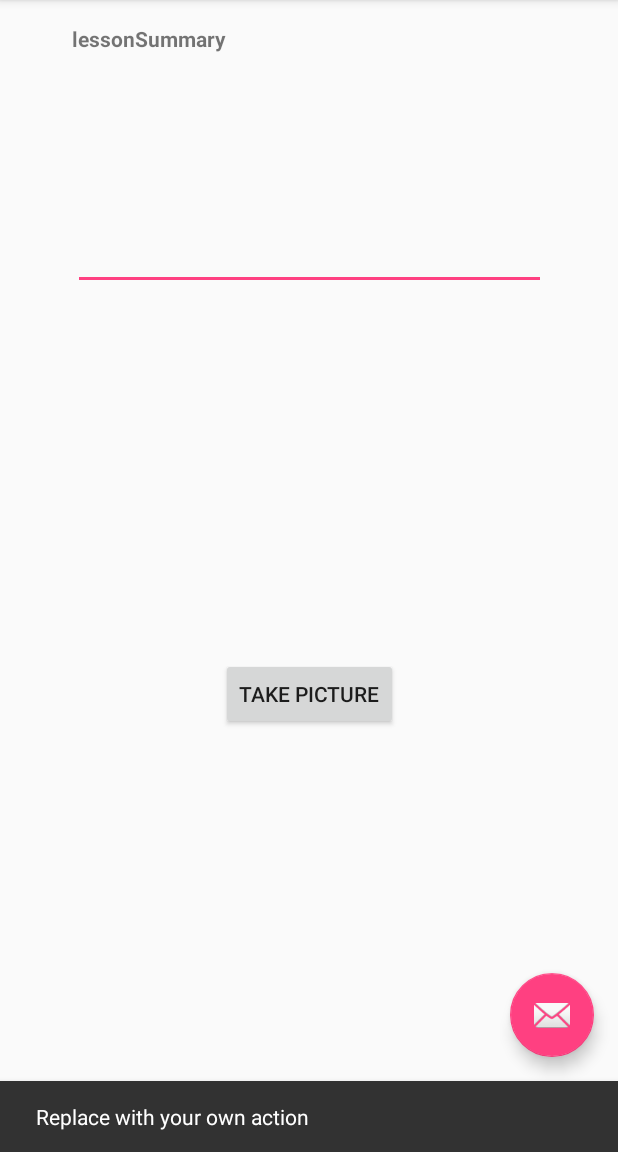
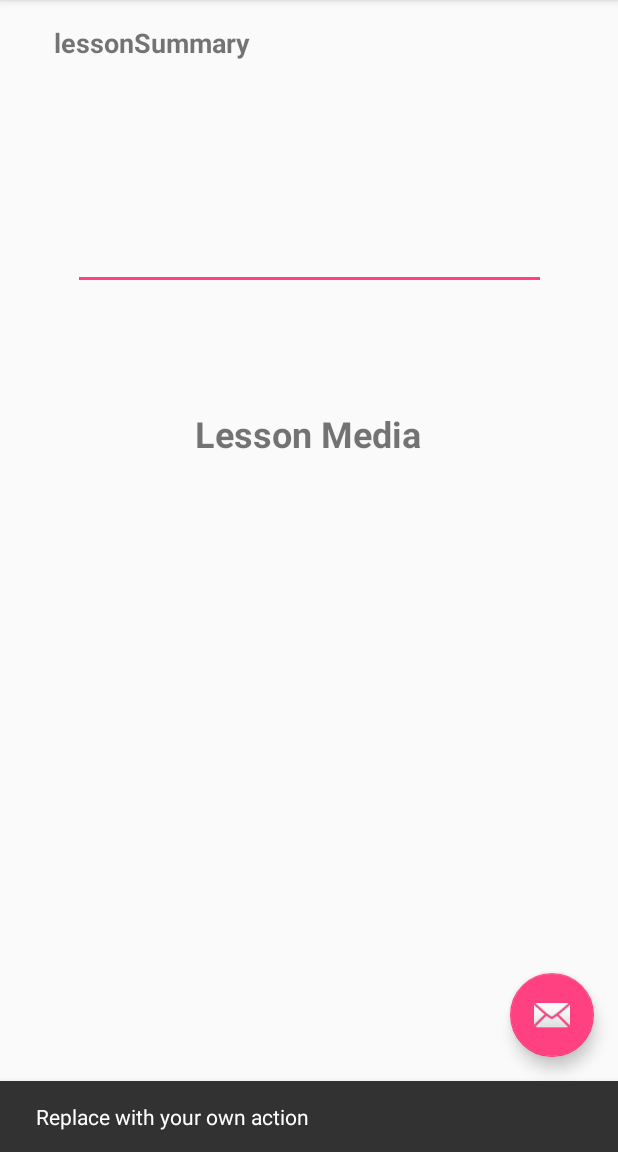
Before and after one commit to alecsmith84/AttendanceApp, an Android app: the MediaActivity screen opened directly, with no data from a screen before it, after a tap on an icon or button, on a phone screen of 412 x 824 dp, the part 84-1236 px from its top. Run offline under Robolectric (Android 15) with nearby library versions, the phone set to English and light mode, and no system bars.

Commit message:
Ok there were several MORE errors. They are all resolved and everything functions the best it can lol.
also some of the UI is cleaned up but man im still trying

```diff
--- a/app/src/main/java/com/example/attendanceapp/MediaActivity.java
+++ b/app/src/main/java/com/example/attendanceapp/MediaActivity.java
@@ -35,7 +35,7 @@ import static android.os.Environment.getExternalStoragePublicDirectory;
 public class MediaActivity extends AppCompatActivity {
 
 
-    Button btnTakePhoto;
+//    Button btnTakePhoto;
     ImageView imageView;
     String pathToFile;
     TextView textbox = null;
@@ -56,8 +56,8 @@ public class MediaActivity extends AppCompatActivity {
         updateCounterValueFromFile();
 
 //        setSupportActionBar(toolbar);
-        btnTakePhoto = findViewById(R.id.btnTakePic);
-//        if (Build.VERSION.SDK_INT >= 23){
+//        btnTakePhoto = findViewById(R.id.btnTakePic);
+//        if (Build.VERSION.SDK_INT >= 23){s
 //            requestPermissions(new String[]{Manifest.permission.CAMERA, Manifest.permission.WRITE_EXTERNAL_STORAGE}, 2);
 //        }
         imageView = findViewById(R.id.imageView);
@@ -75,12 +75,12 @@ public class MediaActivity extends AppCompatActivity {
 
 
         //--In charge of what happens when the button is clicked,----
-        btnTakePhoto.setOnClickListener(new View.OnClickListener() {
-            @Override
-            public void onClick(View v) {
-//                dispatchPictureAction();
-            }
-        });
+//        btnTakePhoto.setOnClickListener(new View.OnClickListener() {
+//            @Override
+//            public void onClick(View v) {
+////                dispatchPictureAction();
+//            }
+//        });
 
     }
 
--- a/app/src/main/java/com/example/attendanceapp/lessonList.java
+++ b/app/src/main/java/com/example/attendanceapp/lessonList.java
@@ -10,6 +10,7 @@ import android.view.View;
 import android.widget.Button;
 import android.widget.HorizontalScrollView;
 import android.widget.LinearLayout;
+import android.widget.TextView;
 
 import java.io.FileNotFoundException;
 import java.io.FileOutputStream;
@@ -40,6 +41,10 @@ public class lessonList extends AppCompatActivity {
         updateCounterFile();
         LayoutInflater inflater = getLayoutInflater();
         View view = inflater.inflate(R.layout.lesson_object, null);
+
+        TextView topText = findViewById(R.id.nothingHereText);
+        topText.setText("");
+
 
         view.setId(lessonCounter);
         final Intent intent = new Intent(this, MediaActivity.class);
--- a/app/src/main/res/layout/content_media.xml
+++ b/app/src/main/res/layout/content_media.xml
@@ -8,33 +8,33 @@
     tools:context=".MediaActivity"
     tools:showIn="@layout/activity_media">
 
-    <Button
-        android:id="@+id/btnTakePic"
-        android:layout_width="wrap_content"
-        android:layout_height="wrap_content"
-        android:layout_marginBottom="8dp"
-        android:layout_marginTop="8dp"
-        android:text="Take Picture"
-        app:layout_constraintBottom_toBottomOf="parent"
-        app:layout_constraintEnd_toEndOf="parent"
-        app:layout_constraintStart_toStartOf="parent"
-        app:layout_constraintTop_toTopOf="parent"
-        app:layout_constraintVertical_bias="0.846" />
+    <!--<Button-->
+    <!--android:id="@+id/btnTakePic"-->
+    <!--android:layout_width="wrap_content"-->
+    <!--android:layout_height="wrap_content"-->
+    <!--android:layout_marginBottom="8dp"-->
+    <!--android:layout_marginTop="8dp"-->
+    <!--android:text="Take Picture"-->
+    <!--app:layout_constraintBottom_toBottomOf="parent"-->
+    <!--app:layout_constraintEnd_toEndOf="parent"-->
+    <!--app:layout_constraintStart_toStartOf="parent"-->
+    <!--app:layout_constraintTop_toTopOf="parent"-->
+    <!--app:layout_constraintVertical_bias="0.846" />-->
 
-    <ImageView
-        android:id="@+id/image"
-        android:layout_width="196dp"
-        android:layout_height="226dp"
-        android:layout_marginBottom="8dp"
-        android:layout_marginEnd="8dp"
-        android:layout_marginStart="8dp"
-        android:layout_marginTop="8dp"
-        app:layout_constraintBottom_toBottomOf="parent"
-        app:layout_constraintEnd_toEndOf="parent"
-        app:layout_constraintHorizontal_bias="0.497"
-        app:layout_constraintStart_toStartOf="parent"
-        app:layout_constraintTop_toTopOf="parent"
-        app:layout_constraintVertical_bias="0.549" />
+    <!--<ImageView-->
+    <!--android:id="@+id/image"-->
+    <!--android:layout_width="196dp"-->
+    <!--android:layout_height="226dp"-->
+    <!--android:layout_marginBottom="8dp"-->
+    <!--android:layout_marginEnd="8dp"-->
+    <!--android:layout_marginStart="8dp"-->
+    <!--android:layout_marginTop="8dp"-->
+    <!--app:layout_constraintBottom_toBottomOf="parent"-->
+    <!--app:layout_constraintEnd_toEndOf="parent"-->
+    <!--app:layout_constraintHorizontal_bias="0.497"-->
+    <!--app:layout_constraintStart_toStartOf="parent"-->
+    <!--app:layout_constraintTop_toTopOf="parent"-->
+    <!--app:layout_constraintVertical_bias="0.549" />-->
 
     <!--<EditText-->
     <!--android:id="@+id/mediaSummaryBox"-->
@@ -63,10 +63,25 @@
         android:id="@+id/textView4"
         android:layout_width="wrap_content"
         android:layout_height="wrap_content"
-        android:layout_marginStart="48dp"
+        android:layout_marginStart="36dp"
         android:layout_marginTop="16dp"
         android:text="lessonSummary"
+        android:textSize="18sp"
         android:textStyle="bold"
         app:layout_constraintStart_toStartOf="parent"
         app:layout_constraintTop_toTopOf="parent" />
+
+    <TextView
+        android:id="@+id/mediaTitleText"
+        android:layout_width="wrap_content"
+        android:layout_height="wrap_content"
+        android:layout_marginBottom="268dp"
+        android:text="Lesson Media"
+        android:textSize="24sp"
+        android:textStyle="bold"
+        app:layout_constraintBottom_toBottomOf="parent"
+        app:layout_constraintEnd_toEndOf="parent"
+        app:layout_constraintHorizontal_bias="0.498"
+        app:layout_constraintStart_toStartOf="parent" />
+
 </android.support.constraint.ConstraintLayout>
```
Also changed, not shown: app/src/main/res/drawable/button_selector.xml (added, +23 -0 lines), app/src/main/res/layout/activity_lesson_list.xml (+26 -2 lines), app/src/main/res/layout/activity_populate_lesson_form.xml (+3 -4 lines), app/src/main/res/layout/lesson_object.xml (+10 -2 lines). Lines whose indentation alone changed are shown as unchanged.
